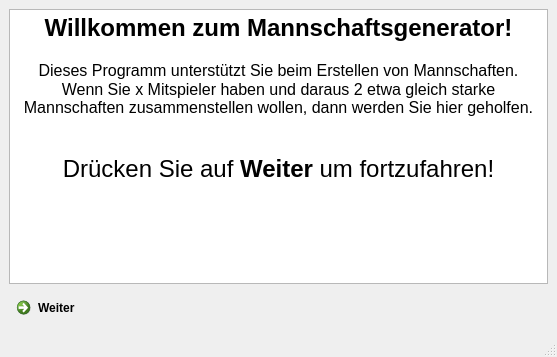
Before: the Qt Designer form playground/MannschaftsGenerator/.GUI/welcomeWindow.ui in VaderLader/NikNDad, drawn with Qt 5.
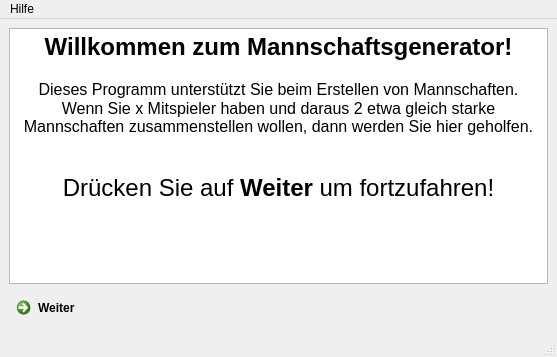
After: the same form once the commit is applied. Icons and pictures are not drawn.

Commit message: Add: Shows browser with documentation

What changed in the file:
```diff
--- a/playground/MannschaftsGenerator/.GUI/welcomeWindow.ui
+++ b/playground/MannschaftsGenerator/.GUI/welcomeWindow.ui
@@ -67,6 +67,13 @@
      <height>21</height>
     </rect>
    </property>
+   <widget class="QMenu" name="menuHelp">
+    <property name="title">
+     <string>Hilfe</string>
+    </property>
+    <addaction name="actionDocumentation"/>
+   </widget>
+   <addaction name="menuHelp"/>
   </widget>
   <widget class="QStatusBar" name="statusbar"/>
  </widget>
```
Left out of the diff: 5 changed lines with no effect on the pictures. The commit also changes 1 other file.
